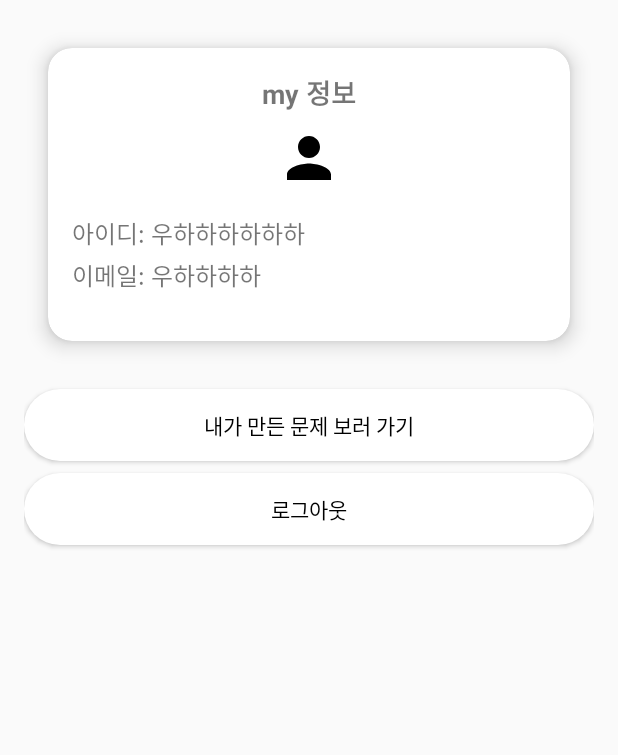
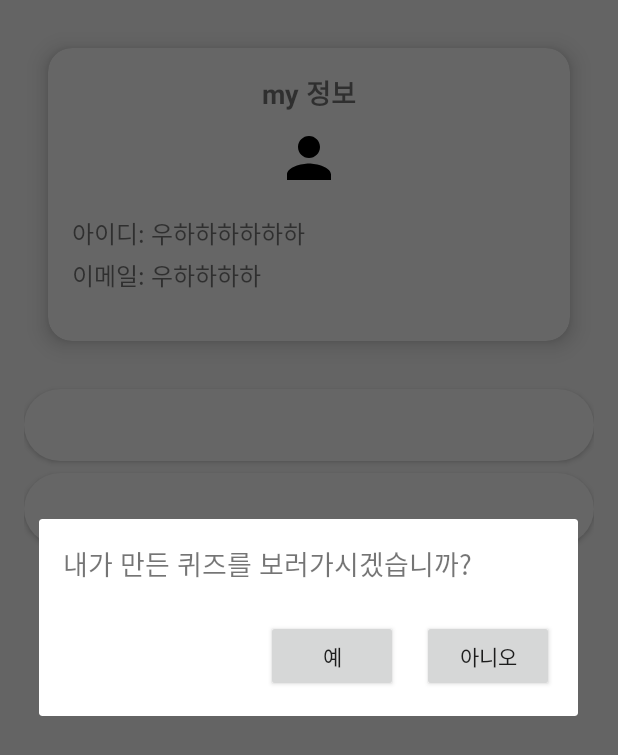
Before and after one commit to minzero31/MadCamp-1week-Server, an Android app built with Jetpack Compose: the fragment SlideshowFragment shown on its own in the app's theme, after a tap on "내가 만든 문제 보러 가기", on a phone screen of 412 x 824 dp. Shown: the top 755 px of the screen. Run offline under Robolectric (Android 15) with nearby library versions, the phone set to English and light mode, and no system bars.

Commit message:
"develop 4th Page(mypage), add dialog #10"

```diff
--- a/app/src/main/java/com/example/flask_1/ui/gallery/GalleryFragment.kt
+++ b/app/src/main/java/com/example/flask_1/ui/gallery/GalleryFragment.kt
@@ -9,7 +9,7 @@ import androidx.lifecycle.ViewModelProvider
 import androidx.recyclerview.widget.LinearLayoutManager
 import androidx.recyclerview.widget.RecyclerView
 import com.example.flask_1.databinding.FragmentGalleryBinding
-import com.example.flask_1.ui.gallery.RecyclerAdapter
+import com.example.week2test.ui.gallery.RecyclerAdapter
 
 class GalleryFragment : Fragment() {
 
--- a/app/src/main/java/com/example/flask_1/ui/gallery/RecyclerAdapter.kt
+++ b/app/src/main/java/com/example/flask_1/ui/gallery/RecyclerAdapter.kt
@@ -1,4 +1,4 @@
-package com.example.flask_1.ui.gallery
+package com.example.week2test.ui.gallery
 
 import android.app.AlertDialog
 import android.view.LayoutInflater
@@ -7,6 +7,7 @@ import android.view.ViewGroup
 import androidx.recyclerview.widget.RecyclerView
 import com.example.flask_1.databinding.ItemRecyclerBinding
 import com.example.flask_1.databinding.DialogDetailBinding
+import com.example.flask_1.ui.gallery.Users
 
 class RecyclerAdapter(private val userList: ArrayList<Users>) : RecyclerView.Adapter<RecyclerAdapter.ViewHolder>() {
 
--- a/app/src/main/java/com/example/flask_1/ui/slideshow/SlideshowFragment.kt
+++ b/app/src/main/java/com/example/flask_1/ui/slideshow/SlideshowFragment.kt
@@ -1,5 +1,6 @@
 package com.example.flask_1.ui.slideshow
 
+import android.app.AlertDialog
 import android.os.Bundle
 import android.view.LayoutInflater
 import android.view.View
@@ -10,6 +11,7 @@ import android.widget.TextView
 import androidx.fragment.app.Fragment
 import com.example.flask_1.R
 import com.example.flask_1.databinding.FragmentSlideshowBinding
+import com.example.flask_1.databinding.DialogLogoutConfirmationBinding
 
 class SlideshowFragment : Fragment() {
 
@@ -33,14 +35,40 @@ class SlideshowFragment : Fragment() {
 
         // Set any specific properties or listeners
         btnViewMyQuestions.setOnClickListener {
-            // Handle "내가 만든 문제 보러 가기" button click
+            showConfirmationDialog("내가 만든 퀴즈를 보러가시겠습니까?")
         }
 
         btnLogout.setOnClickListener {
-            // Handle "로그아웃" button click
+            showConfirmationDialog("로그아웃 하시겠습니까?")
         }
 
         return root
+    }
+
+    private fun showConfirmationDialog(message: String) {
+        val dialogBinding = DialogLogoutConfirmationBinding.inflate(LayoutInflater.from(context))
+
+        val builder = AlertDialog.Builder(context)
+        builder.setView(dialogBinding.root)
+
+        dialogBinding.dialogMessage.text = message
+
+        dialogBinding.dialogButtonYes.setOnClickListener {
+            // TODO: "예" 버튼 클릭 시의 동작 정의
+            dialogBinding.root.parent?.let {
+                (it as? AlertDialog)?.dismiss()
+            }
+        }
+
+        dialogBinding.dialogButtonNo.setOnClickListener {
+            // 다이얼로그 닫기
+            dialogBinding.root.parent?.let {
+                (it as? AlertDialog)?.dismiss()
+            }
+        }
+
+        val dialog = builder.create()
+        dialog.show()
     }
 
     override fun onDestroyView() {
--- /dev/null
+++ b/app/src/main/res/layout/dialog_logout_confirmation.xml
@@ -0,0 +1,35 @@
+<?xml version="1.0" encoding="utf-8"?>
+<LinearLayout xmlns:android="http://schemas.android.com/apk/res/android"
+    android:layout_width="match_parent"
+    android:layout_height="wrap_content"
+    android:orientation="vertical"
+    android:padding="16dp">
+
+    <TextView
+        android:id="@+id/dialogMessage"
+        android:layout_width="match_parent"
+        android:layout_height="wrap_content"
+        android:text="내용을 입력하세요."
+        android:textSize="18sp"
+        android:layout_marginBottom="24dp"/>
+
+    <LinearLayout
+        android:layout_width="match_parent"
+        android:layout_height="wrap_content"
+        android:orientation="horizontal"
+        android:gravity="end">
+
+        <Button
+            android:id="@+id/dialogButtonYes"
+            android:layout_width="wrap_content"
+            android:layout_height="wrap_content"
+            android:text="예"/>
+
+        <Button
+            android:id="@+id/dialogButtonNo"
+            android:layout_width="wrap_content"
+            android:layout_height="wrap_content"
+            android:text="아니오"
+            android:layout_marginStart="16dp"/>
+    </LinearLayout>
+</LinearLayout>
--- a/app/src/main/res/layout/fragment_slideshow.xml
+++ b/app/src/main/res/layout/fragment_slideshow.xml
@@ -64,7 +64,7 @@
         android:layout_marginTop="16dp"
         android:background="@drawable/rounded_button"
         android:text="내가 만든 문제 보러 가기"
-        android:textColor="@android:color/black"
+        android:textColor="@android:color/white"
         android:elevation="4dp"/>
 
     <Button
@@ -75,6 +75,6 @@
         android:layout_marginTop="8dp"
         android:background="@drawable/rounded_button"
         android:text="로그아웃"
-        android:textColor="@android:color/black"
+        android:textColor="@android:color/white"
         android:elevation="4dp"/>
 </RelativeLayout>
--- a/app/src/main/res/layout/item_recycler.xml
+++ b/app/src/main/res/layout/item_recycler.xml
@@ -47,7 +47,7 @@
                         android:id="@+id/name_tv"
                         android:layout_width="match_parent"
                         android:layout_height="wrap_content"
-                        android:textSize="14sp"
+                        android:textSize="20sp"
                         android:text="가나다" />
 
                     <TextView
@@ -63,12 +63,6 @@
                     android:layout_height="wrap_content"
                     android:layout_marginStart="15dp"
                     android:layout_below="@+id/imageIcon">
-                    <TextView
-                        android:id="@+id/content_tv"
-                        android:layout_width="wrap_content"
-                        android:layout_height="wrap_content"
-                        android:text="가나다라"
-                        android:textSize="15sp"/>
                 </LinearLayout>
 
             </RelativeLayout>
```
